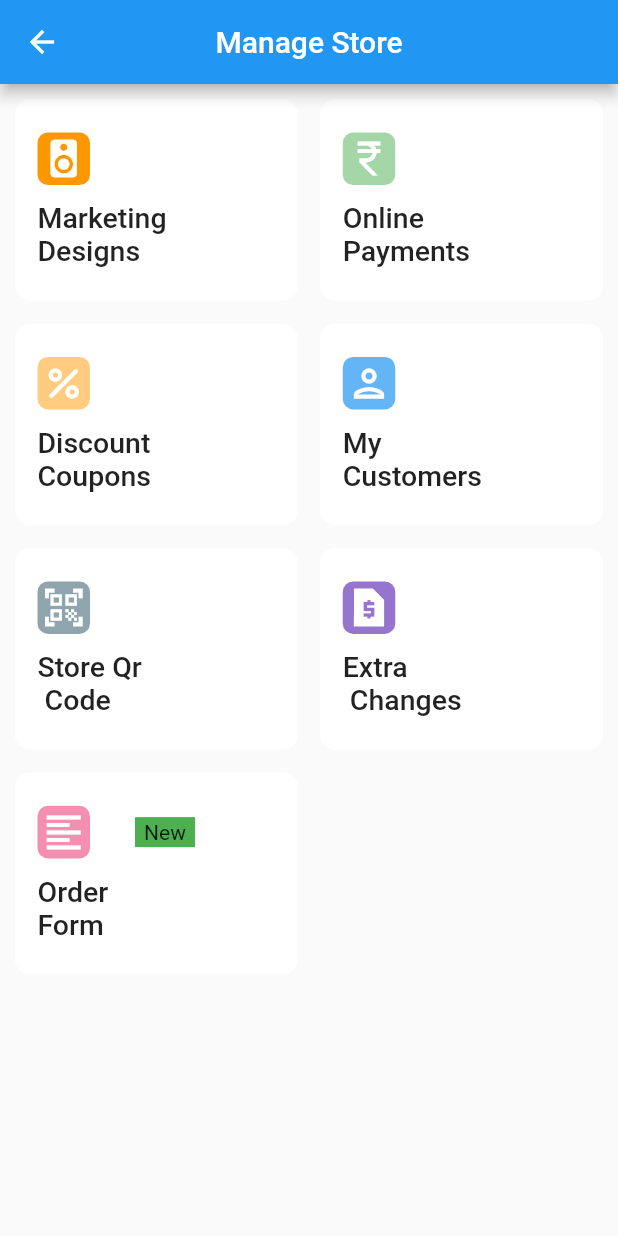
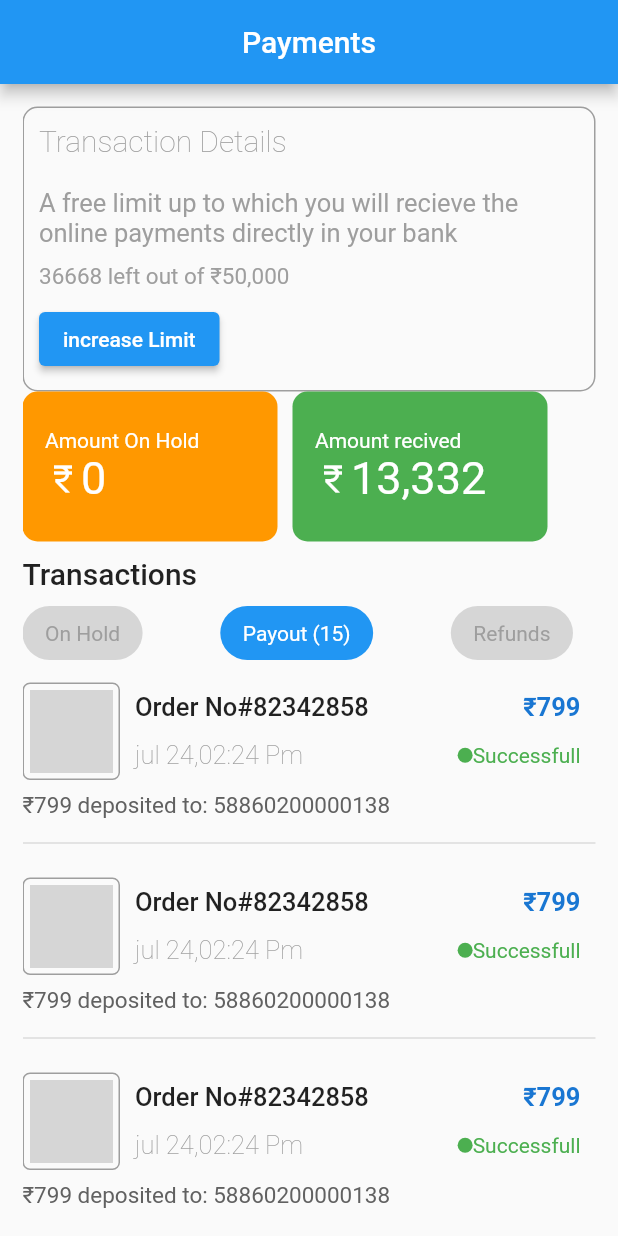
Before and after one commit to sufiyanas/Ui-Designs, a Flutter app: the screen it shows after launch, on a phone screen of 412 x 824 dp. Run offline on Flutter 3.47's test engine with Material 2 defaults, Android fonts, the phone set to English and light mode, and no system bars; network calls fail; grey boxes are pictures that could not be loaded.

Commit message:
new Chnages

```diff
--- a/lib/main.dart
+++ b/lib/main.dart
@@ -2,9 +2,10 @@ import 'package:flutter/material.dart';
 
 import 'package:ui_desinging/screans/screen-1/screen_1.dart';
 import 'package:ui_desinging/screans/screen-2/screen_2.dart';
+import 'package:ui_desinging/screans/screen-3/screen_3.dart';
 
 void main() {
-  runApp(MyApp());
+  runApp(const MyApp());
 }
 
 class MyApp extends StatelessWidget {
@@ -12,10 +13,10 @@ class MyApp extends StatelessWidget {
 
   @override
   Widget build(BuildContext context) {
-    return MaterialApp(
+    return const MaterialApp(
       title: 'UI- Desinging',
       // theme: ThemeData(primarySwatch: Colors.deepOrange),
-      home: const ScreenTwo(),
+      home: ScreenThree(),
       debugShowCheckedModeBanner: false,
     );
   }
--- a/lib/screans/screen-1/screen_1.dart
+++ b/lib/screans/screen-1/screen_1.dart
@@ -7,12 +7,11 @@ class ScreenOne extends StatelessWidget {
   Widget build(BuildContext context) {
     return Scaffold(
       appBar: AppBar(
-        leading: Icon(Icons.arrow_back),
+        leading: const Icon(Icons.arrow_back),
         centerTitle: true,
-        title: Text('Aditional Information'),
+        title: const Text('Aditional Information'),
       ),
-      body: Container(
-        child: Column(
+      body: Column(
         mainAxisAlignment: MainAxisAlignment.spaceBetween,
         children: [
           Column(
@@ -27,7 +26,6 @@ class ScreenOne extends StatelessWidget {
           ),
           containerFunction()
         ],
-        ),
       ),
     );
   }
@@ -53,7 +51,7 @@ containerFunction() {
       alignment: FractionalOffset.bottomCenter,
       child: Column(
         mainAxisAlignment: MainAxisAlignment.end,
-        children: [Text('Version'), Text('2.4.2')],
+        children: const [Text('Version'), Text('2.4.2')],
       ),
     ),
   );
--- /dev/null
+++ b/lib/screans/screen-3/screen_3.dart
@@ -0,0 +1,149 @@
+// ignore_for_file: prefer_const_constructors
+
+import 'package:flutter/material.dart';
+import 'package:ui_desinging/widget/Transaction_limit.dart';
+import 'package:ui_desinging/widget/transactionproducts.dart';
+import 'package:ui_desinging/widget/transactions.dart';
+
+class ScreenThree extends StatelessWidget {
+  const ScreenThree({Key? key}) : super(key: key);
+
+  @override
+  Widget build(BuildContext context) {
+    return Scaffold(
+      appBar: AppBar(
+        title: Text('Payments'),
+        centerTitle: true,
+      ),
+      body: Padding(
+        padding: EdgeInsets.only(bottom: 15, left: 15, right: 15),
+        child: ListView(
+          children: [
+            TransactionLimit(),
+            // liattailefunction(
+            //     endtext: 'Defalt Method',
+            //     starttext: 'online Payment',
+            //     trailingicon: (Icons.ac_unit_rounded)),
+            Row(
+              children: [
+                topcardfunction(
+                    titletext: 'Amount On Hold',
+                    price: '0',
+                    Color: Colors.orange),
+                SizedBox(width: 10),
+                topcardfunction(
+                    titletext: 'Amount recived',
+                    price: '13,332',
+                    Color: Colors.green),
+              ],
+            ),
+            Transactions(),
+            Transactionproducts(
+              Date: 'jul 24',
+              OrderNo: '82342858',
+              Price: '799',
+              Time: '02:24 Pm',
+              imageURL:
+                  'https://shopdisney.in/media/catalog/product/cache/dff98280ed764012eadfa777851316fd/h/d/hdmwhsh6504_1_2.jpg',
+              nameUser: 'Deepa',
+              ProductName: 'EXPLORE | MEN | NAVY BLUE',
+              Size: 'XXL',
+            ),
+            Transactionproducts(
+              Date: 'jul 24',
+              OrderNo: '82342858',
+              Price: '799',
+              Time: '02:24 Pm',
+              imageURL:
+                  'https://shopdisney.in/media/catalog/product/cache/dff98280ed764012eadfa777851316fd/h/d/hdmwhsh6504_1_2.jpg',
+              nameUser: 'Deepa',
+              ProductName: 'EXPLORE | MEN | NAVY BLUE',
+              Size: 'XXL',
+            ),
+            Transactionproducts(
+              Date: 'jul 24',
+              OrderNo: '82342858',
+              Price: '799',
+              Time: '02:24 Pm',
+              imageURL:
+                  'https://shopdisney.in/media/catalog/product/cache/dff98280ed764012eadfa777851316fd/h/d/hdmwhsh6504_1_2.jpg',
+              nameUser: 'Deepa',
+              ProductName: 'EXPLORE | MEN | NAVY BLUE',
+              Size: 'XXL',
+            ),
+            Transactionproducts(
+              Date: 'jul 24',
+              OrderNo: '82342858',
+              Price: '799',
+              Time: '02:24 Pm',
+              imageURL:
+                  'https://shopdisney.in/media/catalog/product/cache/dff98280ed764012eadfa777851316fd/h/d/hdmwhsh6504_1_2.jpg',
+              nameUser: 'Deepa',
+              ProductName: 'EXPLORE | MEN | NAVY BLUE',
+              Size: 'XXL',
+            ),
+            Transactionproducts(
+              Date: 'jul 24',
+              OrderNo: '82342858',
+              Price: '799',
+              Time: '02:24 Pm',
+              imageURL:
+                  'https://shopdisney.in/media/catalog/product/cache/dff98280ed764012eadfa777851316fd/h/d/hdmwhsh6504_1_2.jpg',
+              nameUser: 'Deepa',
+              ProductName: 'EXPLORE | MEN | NAVY BLUE',
+              Size: 'XXL',
+            ),
+          ],
+        ),
+      ),
+    );
+  }
+}
+
+//functions start
+
+Widget topcardfunction({required titletext, required price, required Color}) {
+  return Container(
+    padding: const EdgeInsets.only(left: 15),
+    height: 100,
+    width: 170,
+    decoration: BoxDecoration(
+      borderRadius: BorderRadius.circular(10),
+      color: Color,
+    ),
+    child: Center(
+      child: Column(
+        crossAxisAlignment: CrossAxisAlignment.start,
+        mainAxisAlignment: MainAxisAlignment.center,
+        children: [
+          Text(titletext, style: TextStyle(color: Colors.white)),
+          Row(
+            children: [
+              Icon(
+                Icons.currency_rupee_sharp,
+                color: Colors.white,
+              ),
+              Text(
+                price,
+                style: const TextStyle(color: Colors.white, fontSize: 30),
+              ),
+            ],
+          ),
+        ],
+      ),
+    ),
+  );
+}
+
+Widget liattailefunction(
+    {required starttext,
+    required String endtext,
+    required IconData trailingicon}) {
+  return ListTile(
+    title: Text(starttext),
+    trailing: Row(
+      mainAxisAlignment: MainAxisAlignment.end,
+      children: [Text(endtext), Icon(trailingicon)],
+    ),
+  );
+}
--- /dev/null
+++ b/lib/widget/transaction_limit.dart
@@ -0,0 +1,51 @@
+import 'package:flutter/material.dart';
+
+class TransactionLimit extends StatelessWidget {
+  const TransactionLimit({Key? key}) : super(key: key);
+
+  @override
+  Widget build(BuildContext context) {
+    return Padding(
+      padding: const EdgeInsets.only(top: 15.0),
+      child: Container(
+        padding: const EdgeInsets.all(10),
+        decoration: BoxDecoration(
+            borderRadius: BorderRadius.circular(10),
+            border: Border.all(color: Colors.grey)),
+        child: Column(crossAxisAlignment: CrossAxisAlignment.start, children: [
+          const Text(
+            'Transaction Details',
+            style: TextStyle(
+                fontSize: 20, fontWeight: FontWeight.w200, color: Colors.grey),
+          ),
+          const SizedBox(
+            height: 20,
+          ),
+          const Text(
+            'A free limit up to which you will recieve the online payments directly in your bank',
+            style: TextStyle(
+              fontSize: 17,
+              fontWeight: FontWeight.w400,
+              color: Colors.grey,
+            ),
+          ),
+          const SizedBox(
+            height: 10,
+          ),
+          const Text(
+            '36668 left out of ₹50,000',
+            style: TextStyle(
+              fontSize: 15,
+              fontWeight: FontWeight.w400,
+              color: Colors.grey,
+            ),
+          ),
+          const SizedBox(
+            height: 9,
+          ),
+          ElevatedButton(onPressed: () {}, child: const Text('increase Limit'))
+        ]),
+      ),
+    );
+  }
+}
--- /dev/null
+++ b/lib/widget/transactionproducts.dart
@@ -0,0 +1,133 @@
+// ignore_for_file: prefer_const_constructors, non_constant_identifier_names
+
+import 'package:flutter/cupertino.dart';
+import 'package:flutter/material.dart';
+import 'package:flutter/src/foundation/key.dart';
+import 'package:flutter/src/widgets/framework.dart';
+
+class Transactionproducts extends StatelessWidget {
+  const Transactionproducts({
+    Key? key,
+    required this.Date,
+    required this.OrderNo,
+    required this.Price,
+    required this.Time,
+    required this.imageURL,
+    required this.nameUser,
+    required this.ProductName,
+    required this.Size,
+  }) : super(key: key);
+
+  final String OrderNo;
+  final String Price;
+  final String Date;
+  final String Time;
+  final String imageURL;
+  final String nameUser;
+  final String ProductName;
+  final String Size;
+  @override
+  Widget build(BuildContext context) {
+    return Padding(
+        padding: const EdgeInsets.only(top: 15.0),
+        child: Column(
+          crossAxisAlignment: CrossAxisAlignment.start,
+          mainAxisAlignment: MainAxisAlignment.spaceBetween,
+          children: [
+            Row(
+              children: [
+                Container(
+                  decoration: BoxDecoration(
+                      border: Border.all(color: Colors.grey),
+                      borderRadius: BorderRadius.circular(5)),
+                  height: 65,
+                  width: 65,
+                  child: Padding(
+                    padding: const EdgeInsets.all(4.0),
+                    child: Image.network(
+                      imageURL,
+                      fit: BoxFit.cover,
+                    ),
+                  ),
+                ),
+                Expanded(
+                  child: Column(
+                    children: [
+                      Padding(
+                        padding: const EdgeInsets.symmetric(
+                            vertical: 6.0, horizontal: 10),
+                        child: Row(
+                          mainAxisAlignment: MainAxisAlignment.spaceBetween,
+                          children: [
+                            Text(
+                              'Order No#$OrderNo',
+                              style: const TextStyle(
+                                fontSize: 17,
+                                fontWeight: FontWeight.w500,
+                              ),
+                            ),
+                            Text(
+                              '₹$Price',
+                              style: TextStyle(
+                                fontSize: 17,
+                                color: Colors.blue.shade700,
+                                fontWeight: FontWeight.w600,
+                              ),
+                            ),
+                          ],
+                        ),
+                      ),
+                      Padding(
+                        padding: const EdgeInsets.symmetric(
+                            vertical: 6.0, horizontal: 10),
+                        child: Row(
+                          mainAxisAlignment: MainAxisAlignment.spaceBetween,
+                          children: [
+                            Text(
+                              '$Date,$Time',
+                              style: const TextStyle(
+                                color: Colors.grey,
+                                fontSize: 17,
+                                fontWeight: FontWeight.w200,
+                              ),
+                            ),
+                            Row(
+                              children: const [
+                                CircleAvatar(
+                                  backgroundColor: Colors.green,
+                                  radius: 5,
+                                ),
+                                Text(
+                                  'Successfull',
+                                  style: TextStyle(
+                                    color: Colors.green,
+                                  ),
+                                )
+                              ],
+                            ),
+                          ],
+                        ),
+                      ),
+                    ],
+                  ),
+                ),
+              ],
+            ),
+            Padding(
+              padding: const EdgeInsets.symmetric(vertical: 8.0),
+              child: Text(
+                '₹$Price deposited to: 58860200000138',
+                style: TextStyle(
+                  fontSize: 15,
+                  fontWeight: FontWeight.w400,
+                  color: Colors.grey.shade700,
+                ),
+              ),
+            ),
+            const Divider(
+              thickness: 1,
+            ),
+          ],
+        ));
+  }
+}
--- /dev/null
+++ b/lib/widget/transactions.dart
@@ -0,0 +1,73 @@
+import 'package:flutter/material.dart';
+
+// ignore_for_file: prefer_const_constructors
+
+class Transactions extends StatefulWidget {
+  const Transactions({Key? key}) : super(key: key);
+
+  @override
+  State<Transactions> createState() => _TransactionsState();
+}
+
+class _TransactionsState extends State<Transactions> {
+  @override
+  Widget build(BuildContext context) {
+    return Column(
+      crossAxisAlignment: CrossAxisAlignment.start,
+      children: [
+        SizedBox(
+          height: 10,
+        ),
+        Text(
+          'Transactions',
+          style: TextStyle(
+            fontWeight: FontWeight.w500,
+            fontSize: 20,
+          ),
+        ),
+        SizedBox(
+          height: 10,
+        ),
+        Row(
+          mainAxisAlignment: MainAxisAlignment.spaceBetween,
+          children: [
+            paymentbuttonfunction(
+                buttonText: 'On Hold',
+                textColor: Colors.grey,
+                backgroundcolor: Colors.grey[350]),
+            paymentbuttonfunction(
+                buttonText: 'Payout (15)',
+                textColor: Colors.white,
+                backgroundcolor: Colors.blue),
+            paymentbuttonfunction(
+                buttonText: 'Refunds',
+                textColor: Colors.grey,
+                backgroundcolor: Colors.grey[350])
+          ],
+        )
+      ],
+    );
+  }
+}
+//functions for this class
+
+Widget paymentbuttonfunction({
+  required buttonText,
+  required textColor,
+  required backgroundcolor,
+}) {
+  return Container(
+    margin: const EdgeInsets.only(right: 15),
+    decoration: BoxDecoration(
+      borderRadius: BorderRadius.circular(30),
+      color: backgroundcolor,
+    ),
+    child: Padding(
+      padding: const EdgeInsets.symmetric(vertical: 10.0, horizontal: 15),
+      child: Text(
+        buttonText,
+        style: TextStyle(color: textColor),
+      ),
+    ),
+  );
+}
```
Lines whose indentation alone changed are shown as unchanged.
